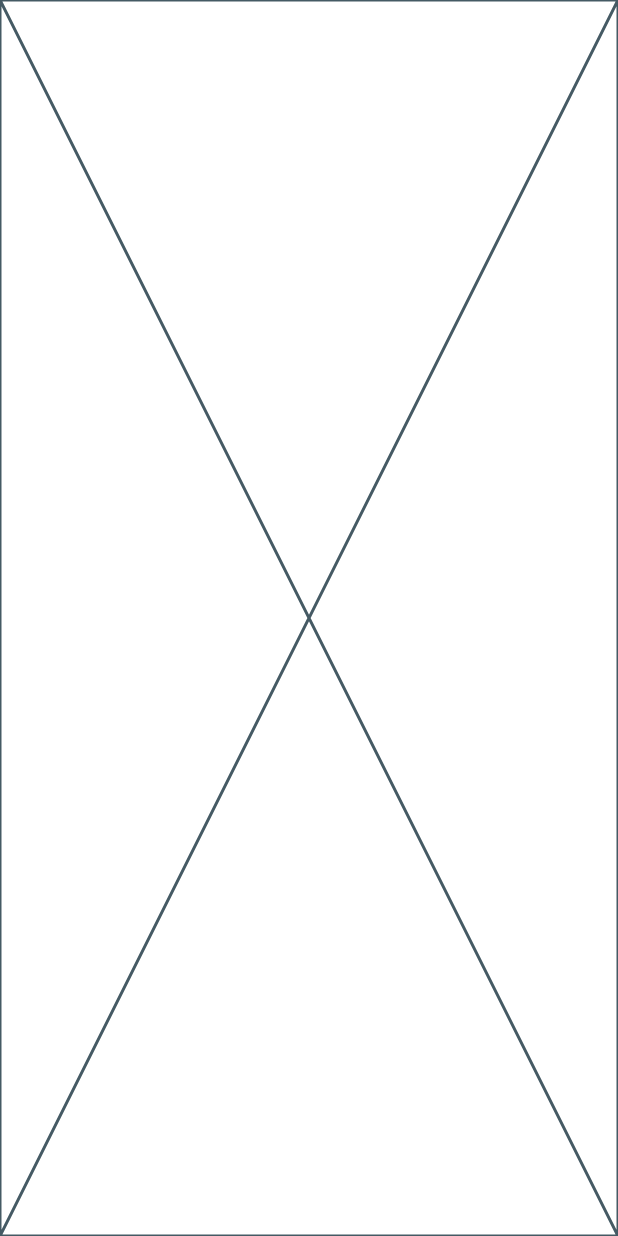
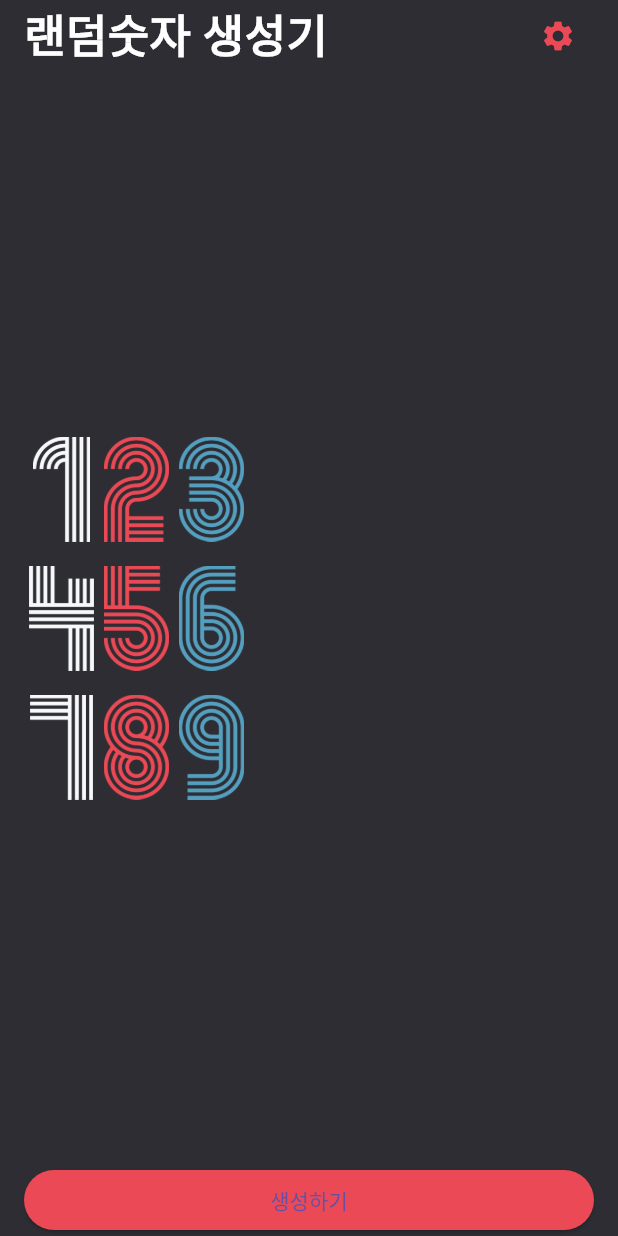
Before and after one commit to torder-raven/random_number, a Flutter app: the screen it shows after launch, on a phone screen of 412 x 824 dp. Run offline on Flutter 3.47's test engine with Material 3 defaults, Android fonts, the phone set to English and light mode, and no system bars.

Commit message:
랜덤 숫자 생성기 구현

```diff
--- /dev/null
+++ b/lib/component/NumberRow.dart
@@ -0,0 +1,26 @@
+
+
+import 'package:flutter/material.dart';
+
+import '../constant/constants.dart';
+
+class NumberRow extends StatelessWidget {
+  final int number;
+
+  const NumberRow({super.key, required this.number});
+
+  @override
+  Widget build(BuildContext context) {
+    return Row(
+      children: number
+          .toString()
+          .split('')
+          .map((splitNumber) => Image.asset(
+        "$PATH_IMAGE_ASSET/$splitNumber.png",
+        height: 70.0,
+        width: 50.0,
+      ))
+          .toList(),
+    );
+  }
+}
--- /dev/null
+++ b/lib/constant/color.dart
@@ -0,0 +1,6 @@
+
+import 'dart:ui';
+
+const Color PRIMARY_COLOR = Color(0xFF2D2D33);
+const Color RED_COLOR = Color(0xFFEA4955);
+const Color BLUE_COLOR = Color(0xFF549FBF);
--- /dev/null
+++ b/lib/constant/constants.dart
@@ -0,0 +1,5 @@
+
+const String PATH_IMAGE_ASSET = "asset/img";
+
+const double MIN_SLIDER_VALUE = 1000;
+const double MAX_SLIDER_VALUE = 100000;
--- /dev/null
+++ b/lib/constant/strings.dart
@@ -0,0 +1,4 @@
+
+const String TITLE = "랜덤숫자 생성기";
+const String CREATE_RANDOM_NUMBER = "생성하기";
+const String SAVE_MAX_VALUE = "저장하기";
--- a/lib/screen/home_screen.dart
+++ b/lib/screen/home_screen.dart
@@ -1,4 +1,10 @@
-import 'package:flutter/cupertino.dart';
+import 'dart:math';
+
+import 'package:flutter/material.dart';
+import 'package:random_number/component/NumberRow.dart';
+import 'package:random_number/constant/color.dart';
+import 'package:random_number/constant/strings.dart';
+import 'package:random_number/screen/setting_screen.dart';
 
 class HomeScreen extends StatefulWidget {
   const HomeScreen({super.key});
@@ -8,8 +14,126 @@ class HomeScreen extends StatefulWidget {
 }
 
 class _HomeScreenState extends State<HomeScreen> {
+  int maxNumber = 1000;
+  List<int> randomNumbers = [123, 456, 789];
+
   @override
   Widget build(BuildContext context) {
-    return const Placeholder();
+    return Scaffold(
+      backgroundColor: PRIMARY_COLOR,
+      body: SafeArea(
+        child: Padding(
+          padding: const EdgeInsets.symmetric(horizontal: 16.0),
+          child: Column(
+            children: [
+              _Header(onPressedSetting: goToSetting),
+              _Body(
+                randomNumber: randomNumbers,
+              ),
+              _Footer(
+                onPressedButton: onRandomNumberGenerate,
+              )
+            ],
+          ),
+        ),
+      ),
+    );
+  }
+
+  void goToSetting() async {
+    final int? newMaxNumber = await Navigator.of(context)
+        .push<int>(MaterialPageRoute(builder: (BuildContext context) {
+      return SettingScreen(
+        maxNumber: maxNumber,
+      );
+    }));
+
+    if (newMaxNumber != null) {
+      setState(() {
+        maxNumber = newMaxNumber;
+      });
+    }
+  }
+
+  void onRandomNumberGenerate() {
+    final rand = Random();
+    final Set<int> newNumbers = {};
+
+    while (newNumbers.length != 3) {
+      final number = rand.nextInt(maxNumber);
+      newNumbers.add(number);
+    }
+
+    setState(() {
+      randomNumbers = newNumbers.toList();
+    });
   }
 }
+
+class _Header extends StatelessWidget {
+  final VoidCallback onPressedSetting;
+
+  const _Header({super.key, required this.onPressedSetting});
+
+  @override
+  Widget build(BuildContext context) {
+    return Row(
+      mainAxisAlignment: MainAxisAlignment.spaceBetween,
+      children: [
+        const Text(
+          TITLE,
+          style: TextStyle(
+              color: Colors.white, fontSize: 30, fontWeight: FontWeight.w700),
+        ),
+        IconButton(
+            onPressed: onPressedSetting,
+            icon: const Icon(
+              Icons.settings,
+              color: RED_COLOR,
+            )),
+      ],
+    );
+  }
+}
+
+class _Body extends StatelessWidget {
+  final List<int> randomNumber;
+
+  const _Body({super.key, required this.randomNumber});
+
+  @override
+  Widget build(BuildContext context) {
+    return Expanded(
+        child: Column(
+      mainAxisAlignment: MainAxisAlignment.center,
+      children: randomNumber
+          .asMap()
+          .entries
+          .map((entry) => Padding(
+                padding: EdgeInsets.only(bottom: entry.key == 2 ? 0 : 16.0),
+                child: NumberRow(number: entry.value),
+              ))
+          .toList(),
+    ));
+  }
+}
+
+class _Footer extends StatelessWidget {
+  final VoidCallback onPressedButton;
+
+  const _Footer({super.key, required this.onPressedButton});
+
+  @override
+  Widget build(BuildContext context) {
+    return SizedBox(
+      width: double.infinity,
+      child: ElevatedButton(
+        style: ElevatedButton.styleFrom(
+          backgroundColor: RED_COLOR,
+        ),
+        onPressed: onPressedButton,
+        child: const Text(CREATE_RANDOM_NUMBER),
+      ),
+    );
+  }
+}
--- a/pubspec.yaml
+++ b/pubspec.yaml
@@ -58,6 +58,9 @@ flutter:
   # the material Icons class.
   uses-material-design: true
 
+  assets:
+    - asset/img/
+
   # To add assets to your application, add an assets section, like this:
   # assets:
   #   - images/a_dot_burr.jpeg
```
Also changed, not shown: lib/screen/setting_screen.dart (added, +98 -0 lines), asset/img/0.png (added), asset/img/1.png (added), asset/img/2.png (added), asset/img/3.png (added), asset/img/4.png (added), asset/img/5.png (added), asset/img/6.png (added), asset/img/7.png (added), asset/img/8.png (added), asset/img/9.png (added).
